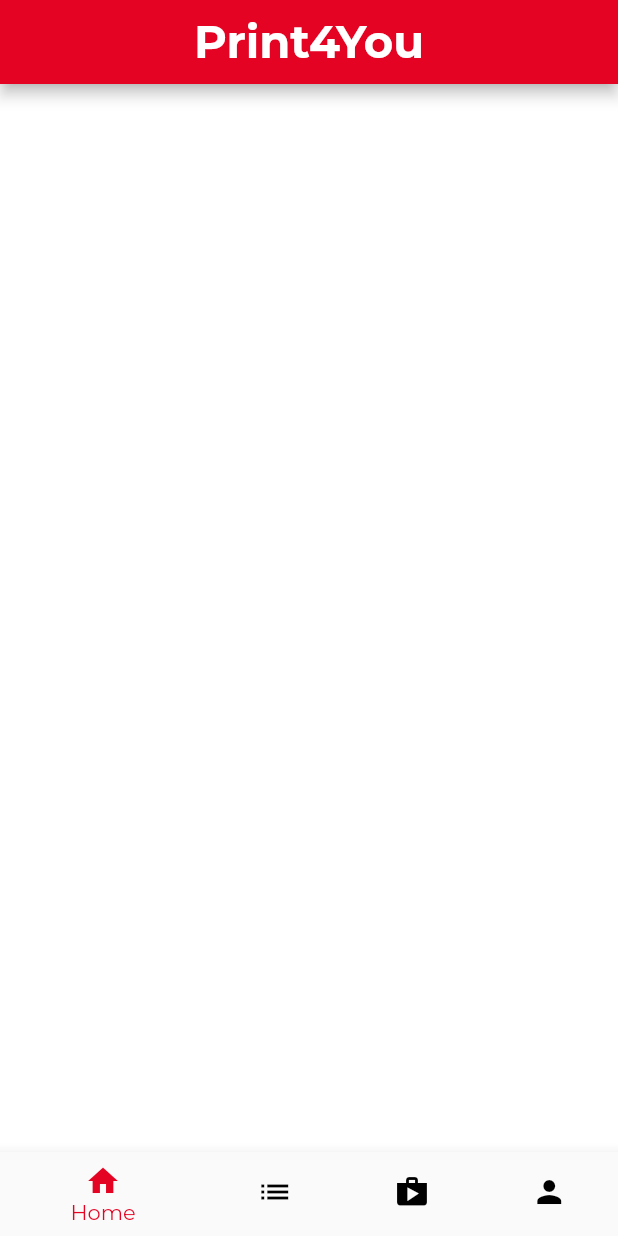
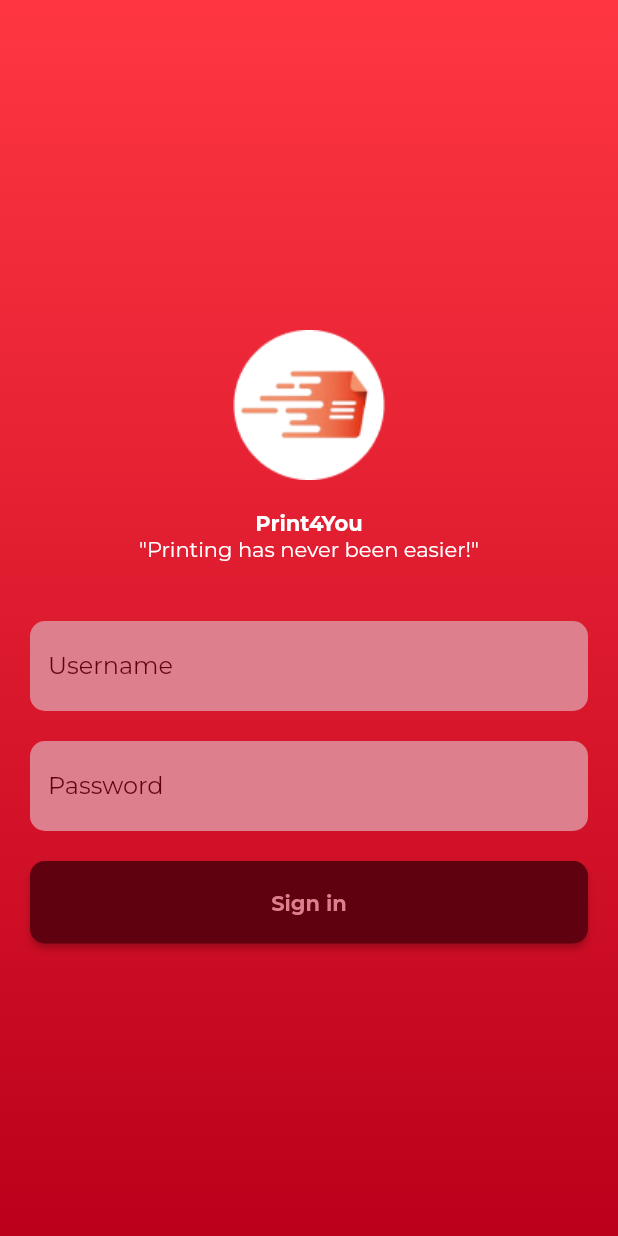
Before and after one commit to sajjadista/El-Printo-System, a Flutter app: the screen it shows after launch, on a phone screen of 412 x 824 dp. Run offline on Flutter 3.47's test engine with Material 2 defaults, Android fonts, the phone set to English and light mode, and no system bars; our stand-ins replace cloud_firestore, firebase_core, flutter_map, google_fonts, latlong2; accounts and stored records are empty.

Commit message:
Homepage and Login page

```diff
--- a/print_4_you/lib/main.dart
+++ b/print_4_you/lib/main.dart
@@ -1,6 +1,7 @@
 import 'package:firebase_core/firebase_core.dart';
 import 'package:flutter/material.dart';
 import 'package:google_fonts/google_fonts.dart';
+import 'package:print_4_you/pages/login_page.dart';
 import 'package:print_4_you/pages/main_page.dart';
 
 void main() {
@@ -23,8 +24,9 @@
             // colorScheme: ColorScheme.fromSwatch()
             //     .copyWith(secondary: const Color(0xFF2ca7a4)),
             ),
-        home: const MainPage(),
+        home: const LoginPage(),
         routes: <String, WidgetBuilder>{
+          '/loginpage': (BuildContext context) => const LoginPage(),
           '/mainpage': (BuildContext context) => const MainPage(),
         });
   }
--- /dev/null
+++ b/print_4_you/lib/pages/login_page.dart
@@ -0,0 +1,134 @@
+import 'package:flutter/material.dart';
+import 'package:flutter/src/foundation/key.dart';
+import 'package:flutter/src/widgets/framework.dart';
+
+class LoginPage extends StatefulWidget {
+  const LoginPage({Key? key}) : super(key: key);
+
+  @override
+  State<LoginPage> createState() => _LoginPageState();
+}
+
+class _LoginPageState extends State<LoginPage> {
+  final _formKey = GlobalKey<FormState>();
+
+  @override
+  Widget build(BuildContext context) {
+    return Container(
+      decoration: const BoxDecoration(
+          gradient: LinearGradient(
+              begin: Alignment.topCenter,
+              end: Alignment.bottomCenter,
+              colors: [Color(0xFFFF3642), Color(0xFFBC001B)])),
+      child: Scaffold(
+        backgroundColor: Colors.transparent,
+        body: Padding(
+          padding: const EdgeInsets.all(20),
+          child: Form(
+            key: _formKey,
+            child: SingleChildScrollView(
+              child: Column(
+                children: [
+                  const SizedBox(
+                    height: 200,
+                  ),
+                  const Image(image: AssetImage('assets/logo.png')),
+                  const SizedBox(height: 20),
+                  const Text("Print4You",
+                      style: TextStyle(
+                          fontWeight: FontWeight.bold, color: Colors.white)),
+                  const Text("\"Printing has never been easier!\"",
+                      style: TextStyle(color: Colors.white)),
+                  const SizedBox(height: 40),
+                  TextFormField(
+                    cursorColor: const Color(0xFF5F010E),
+                    decoration: InputDecoration(
+                        floatingLabelBehavior: FloatingLabelBehavior.never,
+                        errorStyle: const TextStyle(color: Colors.white),
+                        labelText: "Username",
+                        labelStyle: const TextStyle(color: Color(0xFF5F010E)),
+                        focusedBorder: OutlineInputBorder(
+                            borderRadius: BorderRadius.circular(10.0),
+                            borderSide: const BorderSide(
+                                color: Colors.transparent, width: 0)),
+                        enabledBorder: OutlineInputBorder(
+                            borderRadius: BorderRadius.circular(10.0),
+                            borderSide: const BorderSide(
+                                color: Colors.transparent, width: 0)),
+                        border: OutlineInputBorder(
+                            borderRadius: BorderRadius.circular(10.0),
+                            borderSide: const BorderSide(
+                                color: Colors.transparent, width: 0)),
+                        fillColor: const Color(0xFFDE7F8D),
+                        filled: true),
+                    validator: (value) {
+                      if (value == null || value.isEmpty) {
+                        return 'Please enter your username';
+                      }
+                      return null;
+                    },
+                  ),
+                  const SizedBox(height: 20),
+                  TextFormField(
+                    cursorColor: const Color(0xFF5F010E),
+                    obscureText: true,
+                    decoration: InputDecoration(
+                        floatingLabelBehavior: FloatingLabelBehavior.never,
+                        errorStyle: const TextStyle(color: Colors.white),
+                        labelText: "Password",
+                        labelStyle: const TextStyle(color: Color(0xFF5F010E)),
+                        focusedBorder: OutlineInputBorder(
+                            borderRadius: BorderRadius.circular(10.0),
+                            borderSide: const BorderSide(
+                                color: Colors.transparent, width: 0)),
+                        enabledBorder: OutlineInputBorder(
+                            borderRadius: BorderRadius.circular(10.0),
+                            borderSide: const BorderSide(
+                                color: Colors.transparent, width: 0)),
+                        border: OutlineInputBorder(
+                            borderRadius: BorderRadius.circular(10.0),
+                            borderSide: const BorderSide(
+                                color: Colors.transparent, width: 0)),
+                        fillColor: const Color(0xFFDE7F8D),
+                        filled: true),
+                    validator: (value) {
+                      if (value == null || value.isEmpty) {
+                        return 'Please enter your password';
+                      }
+                      return null;
+                    },
+                  ),
+                  const SizedBox(height: 20),
+                  SizedBox(
+                    height: 55,
+                    width: double.infinity,
+                    child: ElevatedButton(
+                        onPressed: () {
+                          if (_formKey.currentState!.validate()) {
+                            Navigator.pushReplacementNamed(
+                                context, '/mainpage');
+                          }
+                        },
+                        style: ButtonStyle(
+                            shape: MaterialStateProperty.all<
+                                    RoundedRectangleBorder>(
+                                RoundedRectangleBorder(
+                                    borderRadius: BorderRadius.circular(10.0))),
+                            backgroundColor: MaterialStateProperty.all<Color>(
+                                const Color(0xFF5F010E))),
+                        child: const Text(
+                          "Sign in",
+                          style: TextStyle(
+                              fontWeight: FontWeight.bold,
+                              color: Color(0xFFDE7F8D)),
+                        )),
+                  )
+                ],
+              ),
+            ),
+          ),
+        ),
+      ),
+    );
+  }
+}
--- a/print_4_you/lib/pages/profile_page.dart
+++ b/print_4_you/lib/pages/profile_page.dart
@@ -42,7 +42,7 @@
                 SizedBox(height: 10),
                 Text("Home address",
                     style: TextStyle(fontWeight: FontWeight.bold)),
-                Text("+60 139459295"),
+                Text("KMR OnePutra"),
               ],
             ),
           ),
--- a/print_4_you/pubspec.yaml
+++ b/print_4_you/pubspec.yaml
@@ -65,7 +65,7 @@
 
   # To add assets to your application, add an assets section, like this:
   assets:
-    - assets/shop-icon.png
+    - assets/
 
   # An image asset can refer to one or more resolution-specific "variants", see
   # https://flutter.dev/assets-and-images/#resolution-aware
```
Also changed, not shown: print_4_you/lib/pages/home_page.dart (+56 -1 lines), print_4_you/lib/pages/main_page.dart (+49 -3 lines), print_4_you/assets/logo.png (added), print_4_you/assets/printer.png (added).
